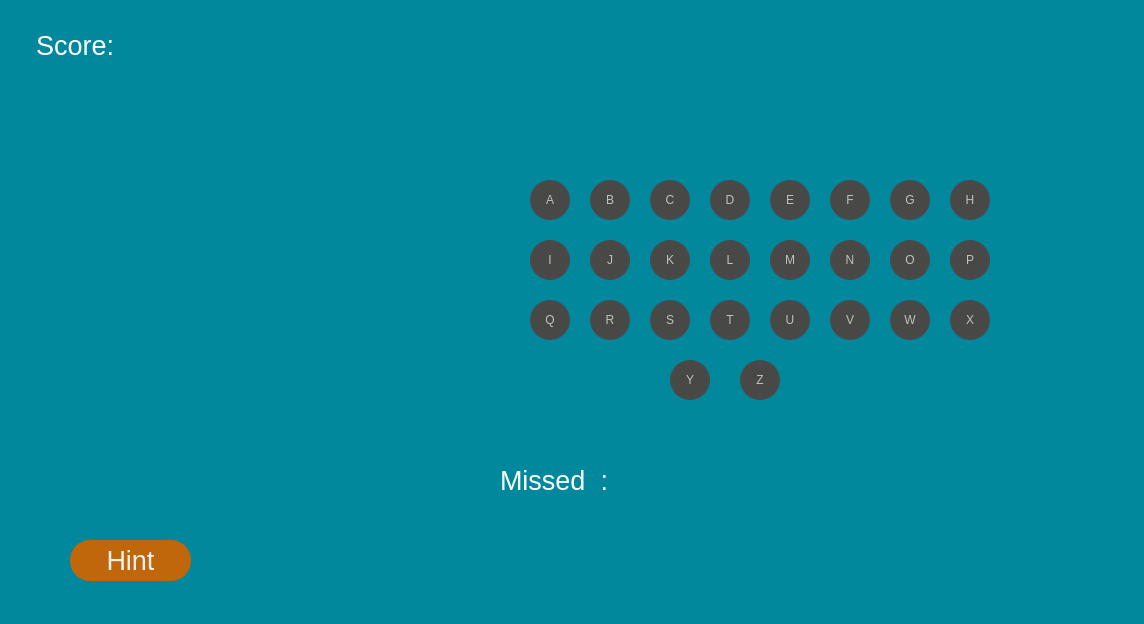
This is hangman.ui in KhinKhinMinThu/hangman_python as Qt 5 draws it before an edit. The edited form follows.
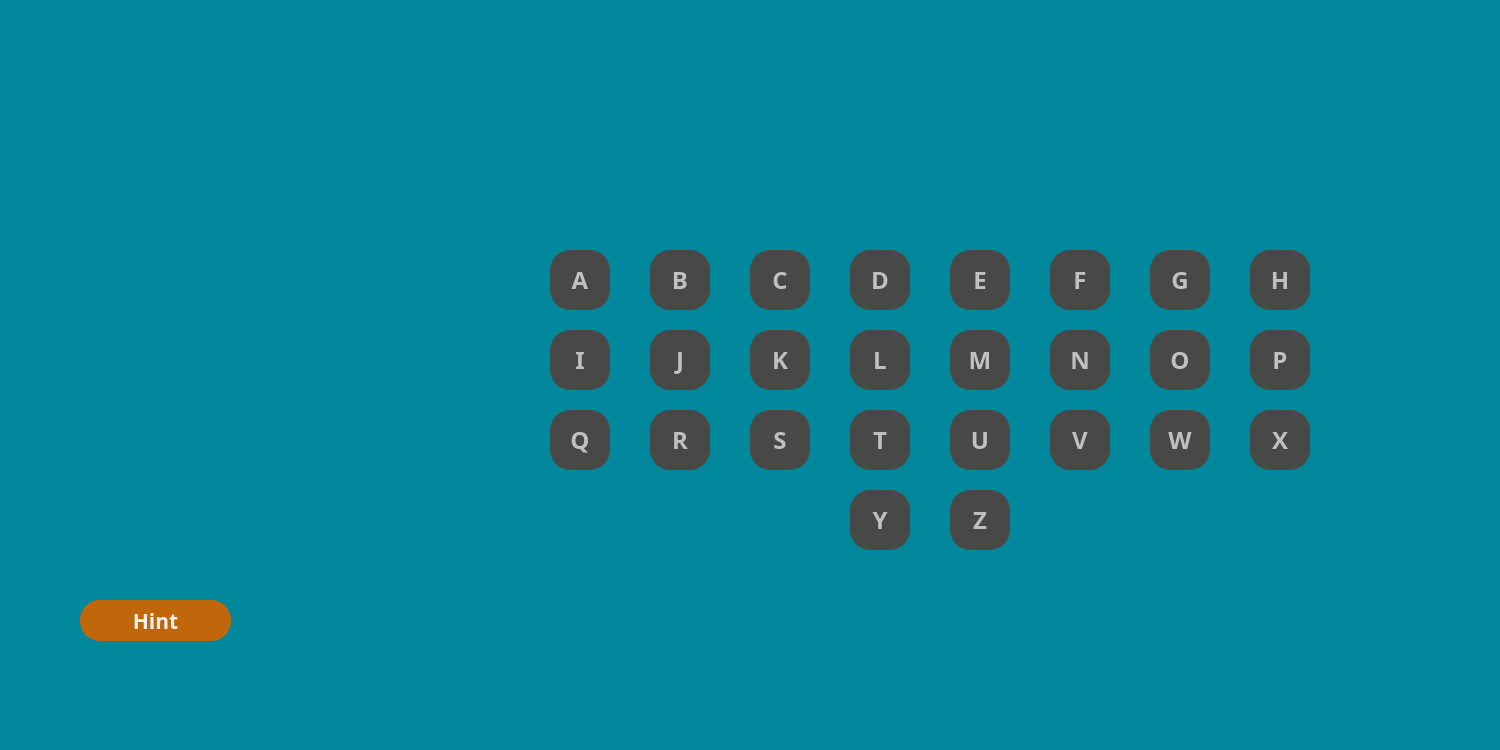
This is the edited form.

Commit message: Fine-tuning UI and photos

What changed in the file:
```diff
--- a/hangman.ui
+++ b/hangman.ui
@@ -6,8 +6,8 @@
    <rect>
     <x>0</x>
     <y>0</y>
-    <width>1144</width>
-    <height>624</height>
+    <width>1500</width>
+    <height>750</height>
    </rect>
   </property>
   <property name="windowTitle">
@@ -68,14 +68,15 @@
    <widget class="QLabel" name="lbl_word">
     <property name="geometry">
      <rect>
-      <x>490</x>
-      <y>20</y>
+      <x>570</x>
+      <y>50</y>
       <width>701</width>
-      <height>111</height>
+      <height>100</height>
      </rect>
     </property>
     <property name="font">
      <font>
+      <family>Century Gothic</family>
       <pointsize>28</pointsize>
       <weight>75</weight>
       <bold>true</bold>
@@ -91,12 +92,23 @@
    <widget class="QPushButton" name="btn_a">
     <property name="geometry">
      <rect>
-      <x>530</x>
-      <y>180</y>
-      <width>40</width>
-      <height>40</height>
+      <x>550</x>
+      <y>250</y>
+      <width>60</width>
+      <height>60</height>
      </rect>
     </property>
+    <property name="font">
+     <font>
+      <family>Century Gothic</family>
+      <pointsize>18</pointsize>
+      <weight>75</weight>
+      <bold>true</bold>
+     </font>
+    </property>
+    <property name="cursor">
+     <cursorShape>PointingHandCursor</cursorShape>
+    </property>
     <property name="text">
      <string>A</string>
     </property>
@@ -107,12 +119,23 @@
    <widget class="QPushButton" name="btn_b">
     <property name="geometry">
      <rect>
-      <x>590</x>
-      <y>180</y>
-      <width>40</width>
-      <height>40</height>
+      <x>650</x>
+      <y>250</y>
+      <width>60</width>
+      <height>60</height>
      </rect>
     </property>
+    <property name="font">
+     <font>
+      <family>Century Gothic</family>
+      <pointsize>18</pointsize>
+      <weight>75</weight>
+      <bold>true</bold>
+     </font>
+    </property>
+    <property name="cursor">
+     <cursorShape>PointingHandCursor</cursorShape>
+    </property>
     <property name="text">
      <string>B</string>
     </property>
@@ -120,12 +143,23 @@
    <widget class="QPushButton" name="btn_c">
     <property name="geometry">
      <rect>
-      <x>650</x>
-      <y>180</y>
-      <width>40</width>
-      <height>40</height>
+      <x>750</x>
+      <y>250</y>
+      <width>60</width>
+      <height>60</height>
      </rect>
     </property>
+    <property name="font">
+     <font>
+      <family>Century Gothic</family>
+      <pointsize>18</pointsize>
+      <weight>75</weight>
+      <bold>true</bold>
+     </font>
+    </property>
+    <property name="cursor">
+     <cursorShape>PointingHandCursor</cursorShape>
+    </property>
     <property name="text">
      <string>C</string>
     </property>
@@ -133,15 +167,18 @@
    <widget class="QLabel" name="lbl_score">
     <property name="geometry">
      <rect>
-      <x>150</x>
-      <y>20</y>
-      <width>141</width>
-      <height>51</height>
+      <x>50</x>
+      <y>90</y>
+      <width>380</width>
+      <height>50</height>
      </rect>
     </property>
     <property name="font">
      <font>
-      <pointsize>22</pointsize>
+      <family>Century Gothic</family>
+      <pointsize>16</pointsize>
+      <weight>75</weight>
+      <bold>true</bold>
      </font>
     </property>
     <property name="text">
@@ -151,17 +188,23 @@
    <widget class="QLabel" name="lbl_wrong_letters">
     <property name="geometry">
      <rect>
-      <x>710</x>
-      <y>450</y>
-      <width>371</width>
-      <height>61</height>
+      <x>570</x>
+      <y>600</y>
+      <width>700</width>
+      <height>50</height>
      </rect>
     </property>
     <property name="font">
      <font>
-      <pointsize>22</pointsize>
+      <family>Century Gothic</family>
+      <pointsize>16</pointsize>
+      <weight>75</weight>
+      <bold>true</bold>
      </font>
     </property>
+    <property name="styleSheet">
+     <string notr="true">background-color: rgb(1, 136, 156);</string>
+    </property>
     <property name="text">
      <string/>
     </property>
@@ -169,12 +212,23 @@
    <widget class="QPushButton" name="btn_e">
     <property name="geometry">
      <rect>
-      <x>770</x>
-      <y>180</y>
-      <width>40</width>
-      <height>40</height>
+      <x>950</x>
+      <y>250</y>
+      <width>60</width>
+      <height>60</height>
      </rect>
     </property>
+    <property name="font">
+     <font>
+      <family>Century Gothic</family>
+      <pointsize>18</pointsize>
+      <weight>75</weight>
+      <bold>true</bold>
+     </font>
+    </property>
+    <property name="cursor">
+     <cursorShape>PointingHandCursor</cursorShape>
+    </property>
     <property name="text">
      <string>E</string>
     </property>
@@ -185,12 +239,23 @@
    <widget class="QPushButton" name="btn_f">
     <property name="geometry">
      <rect>
-      <x>830</x>
-      <y>180</y>
-      <width>40</width>
-      <height>40</height>
+      <x>1050</x>
+      <y>250</y>
+      <width>60</width>
+      <height>60</height>
      </rect>
     </property>
+    <property name="font">
+     <font>
+      <family>Century Gothic</family>
+      <pointsize>18</pointsize>
+      <weight>75</weight>
+      <bold>true</bold>
+     </font>
+    </property>
+    <property name="cursor">
+     <cursorShape>PointingHandCursor</cursorShape>
+    </property>
     <property name="text">
      <string>F</string>
     </property>
@@ -201,12 +266,23 @@
    <widget class="QPushButton" name="btn_d">
     <property name="geometry">
      <rect>
-      <x>710</x>
-      <y>180</y>
-      <width>40</width>
-      <height>40</height>
+      <x>850</x>
+      <y>250</y>
+      <width>60</width>
+      <height>60</height>
      </rect>
     </property>
+    <property name="font">
+     <font>
+      <family>Century Gothic</family>
+      <pointsize>18</pointsize>
+      <weight>75</weight>
+      <bold>true</bold>
+     </font>
+    </property>
+    <property name="cursor">
+     <cursorShape>PointingHandCursor</cursorShape>
+    </property>
     <property name="text">
      <string>D</string>
     </property>
@@ -217,12 +293,23 @@
    <widget class="QPushButton" name="btn_g">
     <property name="geometry">
      <rect>
-      <x>890</x>
-      <y>180</y>
-      <width>40</width>
-      <height>40</height>
+      <x>1150</x>
+      <y>250</y>
+      <width>60</width>
+      <height>60</height>
      </rect>
     </property>
+    <property name="font">
+     <font>
+      <family>Century Gothic</family>
+      <pointsize>18</pointsize>
+      <weight>75</weight>
+      <bold>true</bold>
+     </font>
+    </property>
+    <property name="cursor">
+     <cursorShape>PointingHandCursor</cursorShape>
+    </property>
     <property name="text">
      <string>G</string>
     </property>
@@ -233,12 +320,23 @@
    <widget class="QPushButton" name="btn_h">
     <property name="geometry">
      <rect>
-      <x>950</x>
-      <y>180</y>
-      <width>40</width>
-      <height>40</height>
+      <x>1250</x>
+      <y>250</y>
+      <width>60</width>
+      <height>60</height>
      </rect>
     </property>
+    <property name="font">
+     <font>
+      <family>Century Gothic</family>
+      <pointsize>18</pointsize>
+      <weight>75</weight>
+      <bold>true</bold>
+     </font>
+    </property>
+    <property name="cursor">
+     <cursorShape>PointingHandCursor</cursorShape>
+    </property>
     <property name="text">
      <string>H</string>
     </property>
@@ -249,12 +347,23 @@
    <widget class="QPushButton" name="btn_j">
     <property name="geometry">
      <rect>
-      <x>590</x>
-      <y>240</y>
-      <width>40</width>
-      <height>40</height>
+      <x>650</x>
+      <y>330</y>
+      <width>60</width>
+      <height>60</height>
      </rect>
     </property>
+    <property name="font">
+     <font>
+      <family>Century Gothic</family>
+      <pointsize>18</pointsize>
+      <weight>75</weight>
+      <bold>true</bold>
+     </font>
+    </property>
+    <property name="cursor">
+     <cursorShape>PointingHandCursor</cursorShape>
+    </property>
     <property name="text">
      <string>J</string>
     </property>
@@ -265,12 +374,23 @@
    <widget class="QPushButton" name="btn_i">
     <property name="geometry">
      <rect>
-      <x>530</x>
-      <y>240</y>
-      <width>40</width>
-      <height>40</height>
+      <x>550</x>
+      <y>330</y>
+      <width>60</width>
+      <height>60</height>
      </rect>
     </property>
+    <property name="font">
+     <font>
+      <family>Century Gothic</family>
+      <pointsize>18</pointsize>
+      <weight>75</weight>
+      <bold>true</bold>
+     </font>
+    </property>
+    <property name="cursor">
+     <cursorShape>PointingHandCursor</cursorShape>
+    </property>
     <property name="text">
      <string>I</string>
     </property>
@@ -281,12 +401,23 @@
    <widget class="QPushButton" name="btn_l">
     <property name="geometry">
      <rect>
-      <x>710</x>
-      <y>240</y>
-      <width>40</width>
-      <height>40</height>
+      <x>850</x>
+      <y>330</y>
+      <width>60</width>
+      <height>60</height>
      </rect>
     </property>
+    <property name="font">
+     <font>
+      <family>Century Gothic</family>
+      <pointsize>18</pointsize>
+      <weight>75</weight>
+      <bold>true</bold>
+     </font>
+    </property>
+    <property name="cursor">
+     <cursorShape>PointingHandCursor</cursorShape>
+    </property>
     <property name="text">
      <string>L</string>
     </property>
@@ -297,12 +428,23 @@
    <widget class="QPushButton" name="btn_m">
     <property name="geometry">
      <rect>
-      <x>770</x>
-      <y>240</y>
-      <width>40</width>
-      <height>40</height>
+      <x>950</x>
+      <y>330</y>
+      <width>60</width>
+      <height>60</height>
      </rect>
     </property>
+    <property name="font">
+     <font>
+      <family>Century Gothic</family>
+      <pointsize>18</pointsize>
+      <weight>75</weight>
+      <bold>true</bold>
+     </font>
+    </property>
+    <property name="cursor">
+     <cursorShape>PointingHandCursor</cursorShape>
+    </property>
     <property name="text">
      <string>M</string>
     </property>
@@ -313,12 +455,23 @@
    <widget class="QPushButton" name="btn_o">
     <property name="geometry">
      <rect>
-      <x>890</x>
-      <y>240</y>
-      <width>40</width>
-      <height>40</height>
+      <x>1150</x>
+      <y>330</y>
+      <width>60</width>
+      <height>60</height>
      </rect>
     </property>
+    <property name="font">
+     <font>
+      <family>Century Gothic</family>
+      <pointsize>18</pointsize>
+      <weight>75</weight>
+      <bold>true</bold>
+     </font>
+    </property>
+    <property name="cursor">
+     <cursorShape>PointingHandCursor</cursorShape>
+    </property>
     <property name="text">
      <string>O</string>
     </property>
@@ -329,12 +482,23 @@
    <widget class="QPushButton" name="btn_n">
     <property name="geometry">
      <rect>
-      <x>830</x>
-      <y>240</y>
-      <width>40</width>
-      <height>40</height>
+      <x>1050</x>
+      <y>330</y>
+      <width>60</width>
+      <height>60</height>
      </rect>
     </property>
+    <property name="font">
+     <font>
+      <family>Century Gothic</family>
+      <pointsize>18</pointsize>
+      <weight>75</weight>
+      <bold>true</bold>
+     </font>
+    </property>
+    <property name="cursor">
+     <cursorShape>PointingHandCursor</cursorShape>
+    </property>
     <property name="text">
      <string>N</string>
     </property>
@@ -345,12 +509,23 @@
    <widget class="QPushButton" name="btn_k">
     <property name="geometry">
      <rect>
-      <x>650</x>
-      <y>240</y>
-      <width>40</width>
-      <height>40</height>
+      <x>750</x>
+      <y>330</y>
+      <width>60</width>
+      <height>60</height>
      </rect>
     </property>
+    <property name="font">
+     <font>
+      <family>Century Gothic</family>
+      <pointsize>18</pointsize>
+      <weight>75</weight>
+      <bold>true</bold>
+     </font>
+    </property>
+    <property name="cursor">
+     <cursorShape>PointingHandCursor</cursorShape>
+    </property>
     <property name="text">
      <string>K</string>
     </property>
@@ -361,12 +536,23 @@
    <widget class="QPushButton" name="btn_s">
     <property name="geometry">
      <rect>
-      <x>650</x>
-      <y>300</y>
-      <width>40</width>
-      <height>40</height>
+      <x>750</x>
+      <y>410</y>
+      <width>60</width>
+      <height>60</height>
      </rect>
     </property>
+    <property name="font">
+     <font>
+      <family>Century Gothic</family>
+      <pointsize>18</pointsize>
+      <weight>75</weight>
+      <bold>true</bold>
+     </font>
+    </property>
+    <property name="cursor">
+     <cursorShape>PointingHandCursor</cursorShape>
+    </property>
     <property name="text">
      <string>S</string>
     </property>
@@ -377,12 +563,23 @@
    <widget class="QPushButton" name="btn_r">
     <property name="geometry">
      <rect>
-      <x>590</x>
-      <y>300</y>
-      <width>40</width>
-      <height>40</height>
+      <x>650</x>
+      <y>410</y>
+      <width>60</width>
+      <height>60</height>
      </rect>
     </property>
+    <property name="font">
+     <font>
+      <family>Century Gothic</family>
+      <pointsize>18</pointsize>
+      <weight>75</weight>
+      <bold>true</bold>
+     </font>
+    </property>
+    <property name="cursor">
+     <cursorShape>PointingHandCursor</cursorShape>
+    </property>
     <property name="text">
      <string>R</string>
     </property>
@@ -393,12 +590,23 @@
    <widget class="QPushButton" name="btn_q">
     <property name="geometry">
      <rect>
-      <x>530</x>
-      <y>300</y>
-      <width>40</width>
-      <height>40</height>
+      <x>550</x>
+      <y>410</y>
+      <width>60</width>
+      <height>60</height>
      </rect>
     </property>
+    <property name="font">
+     <font>
+      <family>Century Gothic</family>
+      <pointsize>18</pointsize>
+      <weight>75</weight>
+      <bold>true</bold>
+     </font>
+    </property>
+    <property name="cursor">
+     <cursorShape>PointingHandCursor</cursorShape>
+    </property>
     <property name="text">
      <string>Q</string>
     </property>
@@ -409,12 +617,23 @@
    <widget class="QPushButton" name="btn_t">
     <property name="geometry">
      <rect>
-      <x>710</x>
-      <y>300</y>
-      <width>40</width>
-      <height>40</height>
+      <x>850</x>
+      <y>410</y>
+      <width>60</width>
+      <height>60</height>
      </rect>
     </property>
+    <property name="font">
+     <font>
+      <family>Century Gothic</family>
+      <pointsize>18</pointsize>
+      <weight>75</weight>
+      <bold>true</bold>
+     </font>
+    </property>
+    <property name="cursor">
+     <cursorShape>PointingHandCursor</cursorShape>
+    </property>
     <property name="text">
      <string>T</string>
     </property>
@@ -425,12 +644,23 @@
    <widget class="QPushButton" name="btn_p">
     <property name="geometry">
      <rect>
-      <x>950</x>
-      <y>240</y>
-      <width>40</width>
-      <height>40</height>
+      <x>1250</x>
+      <y>330</y>
+      <width>60</width>
+      <height>60</height>
      </rect>
     </property>
+    <property name="font">
+     <font>
+      <family>Century Gothic</family>
+      <pointsize>18</pointsize>
+      <weight>75</weight>
+      <bold>true</bold>
+     </font>
+    </property>
+    <property name="cursor">
+     <cursorShape>PointingHandCursor</cursorShape>
+    </property>
     <property name="text">
      <string>P</string>
     </property>
@@ -441,12 +671,23 @@
    <widget class="QPushButton" name="btn_v">
     <property name="geometry">
      <rect>
-      <x>830</x>
-      <y>300</y>
-      <width>40</width>
-      <height>40</height>
+      <x>1050</x>
+      <y>410</y>
+      <width>60</width>
+      <height>60</height>
      </rect>
     </property>
+    <property name="font">
+     <font>
+      <family>Century Gothic</family>
+      <pointsize>18</pointsize>
+      <weight>75</weight>
+      <bold>true</bold>
+     </font>
+    </property>
+    <property name="cursor">
+     <cursorShape>PointingHandCursor</cursorShape>
+    </property>
     <property name="text">
      <string>V</string>
     </property>
@@ -457,12 +698,23 @@
    <widget class="QPushButton" name="btn_u">
     <property name="geometry">
      <rect>
-      <x>770</x>
-      <y>300</y>
-      <width>40</width>
-      <height>40</height>
+      <x>950</x>
+      <y>410</y>
+      <width>60</width>
+      <height>60</height>
      </rect>
     </property>
+    <property name="font">
+     <font>
+      <family>Century Gothic</family>
+      <pointsize>18</pointsize>
+      <weight>75</weight>
+      <bold>true</bold>
+     </font>
+    </property>
+    <property name="cursor">
+     <cursorShape>PointingHandCursor</cursorShape>
+    </property>
     <property name="text">
      <string>U</string>
     </property>
@@ -473,12 +725,23 @@
    <widget class="QPushButton" name="btn_w">
     <property name="geometry">
      <rect>
-      <x>890</x>
-      <y>300</y>
-      <width>40</width>
-      <height>40</height>
+      <x>1150</x>
+      <y>410</y>
+      <width>60</width>
+      <height>60</height>
      </rect>
     </property>
+    <property name="font">
+     <font>
+      <family>Century Gothic</family>
+      <pointsize>18</pointsize>
+      <weight>75</weight>
+      <bold>true</bold>
+     </font>
+    </property>
+    <property name="cursor">
+     <cursorShape>PointingHandCursor</cursorShape>
+    </property>
     <property name="text">
      <string>W</string>
     </property>
@@ -489,12 +752,23 @@
    <widget class="QPushButton" name="btn_y">
     <property name="geometry">
      <rect>
-      <x>670</x>
-      <y>360</y>
-      <width>40</width>
-      <height>40</height>
+      <x>850</x>
+      <y>490</y>
+      <width>60</width>
+      <height>60</height>
      </rect>
     </property>
+    <property name="font">
+     <font>
+      <family>Century Gothic</family>
+      <pointsize>18</pointsize>
+      <weight>75</weight>
+      <bold>true</bold>
+     </font>
+    </property>
+    <property name="cursor">
+     <cursorShape>PointingHandCursor</cursorShape>
+    </property>
     <property name="text">
      <string>Y</string>
     </property>
@@ -505,12 +779,23 @@
    <widget class="QPushButton" name="btn_x">
     <property name="geometry">
      <rect>
-      <x>950</x>
-      <y>300</y>
-      <width>40</width>
-      <height>40</height>
+      <x>1250</x>
+      <y>410</y>
+      <width>60</width>
+      <height>60</height>
      </rect>
     </property>
+    <property name="font">
+     <font>
+      <family>Century Gothic</family>
+      <pointsize>18</pointsize>
+      <weight>75</weight>
+      <bold>true</bold>
+     </font>
+    </property>
+    <property name="cursor">
+     <cursorShape>PointingHandCursor</cursorShape>
+    </property>
     <property name="text">
      <string>X</string>
     </property>
@@ -521,12 +806,23 @@
    <widget class="QPushButton" name="btn_z">
     <property name="geometry">
      <rect>
-      <x>740</x>
-      <y>360</y>
-      <width>40</width>
-      <height>40</height>
+      <x>950</x>
+      <y>490</y>
+      <width>60</width>
+      <height>60</height>
      </rect>
     </property>
+    <property name="font">
+     <font>
+      <family>Century Gothic</family>
+      <pointsize>18</pointsize>
+      <weight>75</weight>
+      <bold>true</bold>
+     </font>
+    </property>
+    <property name="cursor">
+     <cursorShape>PointingHandCursor</cursorShape>
+    </property>
     <property name="text">
      <string>Z</string>
     </property>
@@ -534,48 +830,12 @@
      <bool>true</bool>
     </property>
    </widget>
-   <widget class="QLabel" name="label">
-    <property name="geometry">
-     <rect>
-      <x>500</x>
-      <y>450</y>
-      <width>131</width>
-      <height>61</height>
-     </rect>
-    </property>
-    <property name="font">
-     <font>
-      <pointsize>20</pointsize>
-     </font>
-    </property>
-    <property name="text">
-     <string>Missed  : </string>
-    </property>
-   </widget>
-   <widget class="QLabel" name="label_2">
-    <property name="geometry">
-     <rect>
-      <x>36</x>
-      <y>20</y>
-      <width>111</width>
-      <height>51</height>
-     </rect>
-    </property>
-    <property name="font">
-     <font>
-      <pointsize>20</pointsize>
-     </font>
-    </property>
-    <property name="text">
-     <string>Score:</string>
-    </property>
-   </widget>
    <widget class="QPushButton" name="btn_hint">
     <property name="geometry">
      <rect>
-      <x>70</x>
-      <y>540</y>
-      <width>121</width>
+      <x>80</x>
+      <y>600</y>
+      <width>151</width>
       <height>41</height>
      </rect>
     </property>
@@ -807,7 +1067,10 @@
     </property>
     <property name="font">
      <font>
-      <pointsize>20</pointsize>
+      <family>Century Gothic</family>
+      <pointsize>16</pointsize>
+      <weight>75</weight>
+      <bold>true</bold>
      </font>
     </property>
     <property name="styleSheet">
@@ -822,15 +1085,18 @@
    <widget class="QLabel" name="lbl_hint">
     <property name="geometry">
      <rect>
-      <x>200</x>
-      <y>540</y>
+      <x>240</x>
+      <y>600</y>
       <width>181</width>
       <height>41</height>
      </rect>
     </property>
     <property name="font">
      <font>
-      <pointsize>18</pointsize>
+      <family>Century Gothic</family>
+      <pointsize>16</pointsize>
+      <weight>75</weight>
+      <bold>true</bold>
      </font>
     </property>
     <property name="text">
@@ -840,15 +1106,18 @@
    <widget class="QWidget" name="image_widget" native="true">
     <property name="geometry">
      <rect>
-      <x>70</x>
-      <y>120</y>
-      <width>371</width>
-      <height>381</height>
+      <x>120</x>
+      <y>200</y>
+      <width>331</width>
+      <height>321</height>
      </rect>
     </property>
     <layout class="QVBoxLayout" name="verticalLayout">
      <item>
       <widget class="QLabel" name="image_lbl_1">
+       <property name="enabled">
+        <bool>true</bool>
+       </property>
        <property name="text">
         <string/>
        </property>
@@ -856,6 +1125,27 @@
      </item>
     </layout>
    </widget>
+   <widget class="QLabel" name="lbl_category">
+    <property name="geometry">
+     <rect>
+      <x>50</x>
+      <y>30</y>
+      <width>390</width>
+      <height>50</height>
+     </rect>
+    </property>
+    <property name="font">
+     <font>
+      <family>Century Gothic</family>
+      <pointsize>16</pointsize>
+      <weight>75</weight>
+      <bold>true</bold>
+     </font>
+    </property>
+    <property name="text">
+     <string/>
+    </property>
+   </widget>
   </widget>
   <widget class="QStatusBar" name="statusbar"/>
  </widget>
```
Left out of the diff: 3 changed lines with no effect on the pictures. The commit also changes 4 other files.
